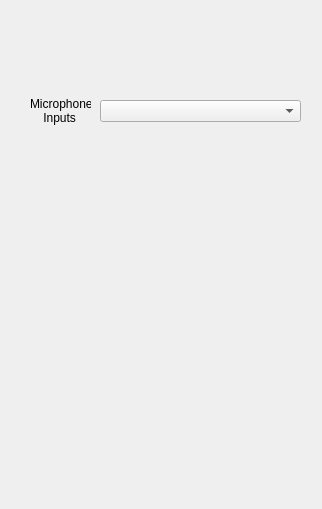
Old version of the form CommAudio/microphonedialog.ui in the repository dmblake/ComAudio.
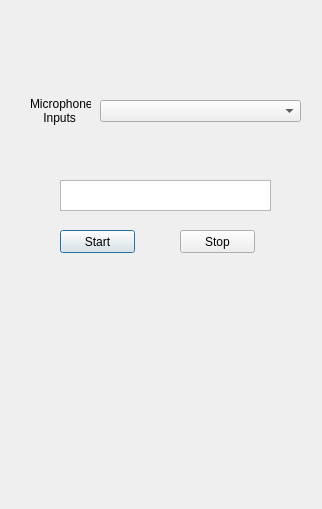
New version of the form.

Patch:
```diff
--- a/CommAudio/microphonedialog.ui
+++ b/CommAudio/microphonedialog.ui
@@ -37,6 +37,42 @@
     Inputs</string>
    </property>
   </widget>
+  <widget class="QPushButton" name="startButton">
+   <property name="geometry">
+    <rect>
+     <x>60</x>
+     <y>230</y>
+     <width>75</width>
+     <height>23</height>
+    </rect>
+   </property>
+   <property name="text">
+    <string>Start</string>
+   </property>
+  </widget>
+  <widget class="QPushButton" name="pushButton">
+   <property name="geometry">
+    <rect>
+     <x>180</x>
+     <y>230</y>
+     <width>75</width>
+     <height>23</height>
+    </rect>
+   </property>
+   <property name="text">
+    <string>Stop</string>
+   </property>
+  </widget>
+  <widget class="QTextEdit" name="ipAddress_textedit">
+   <property name="geometry">
+    <rect>
+     <x>60</x>
+     <y>180</y>
+     <width>211</width>
+     <height>31</height>
+    </rect>
+   </property>
+  </widget>
  </widget>
  <resources/>
  <connections/>
```
